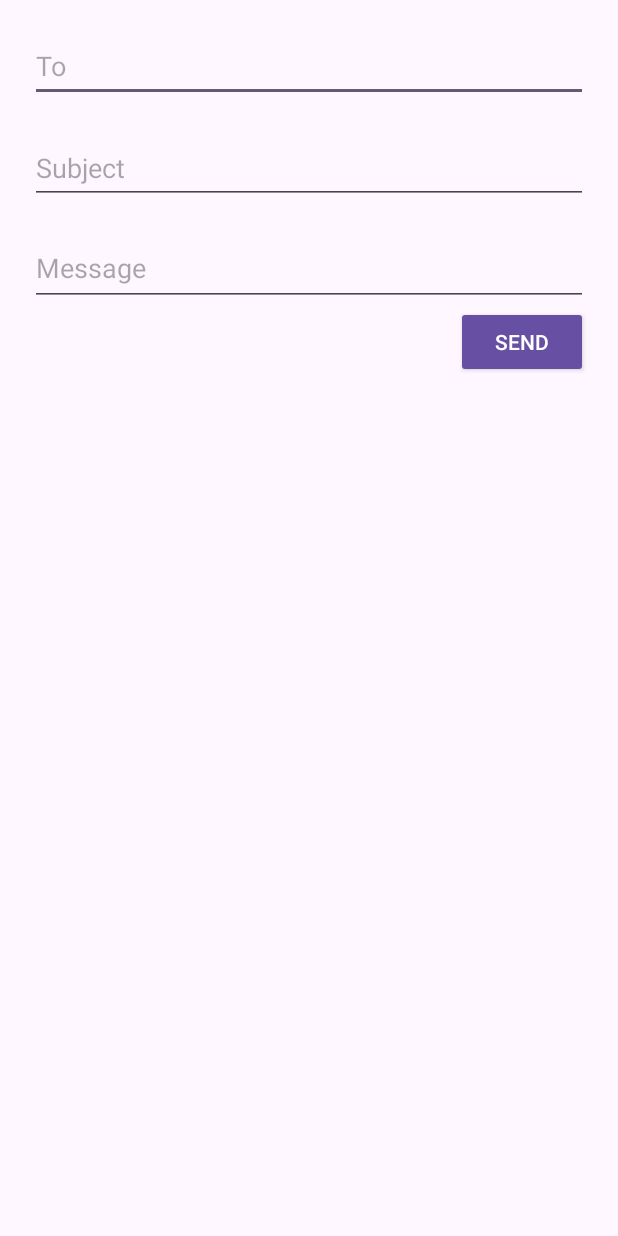
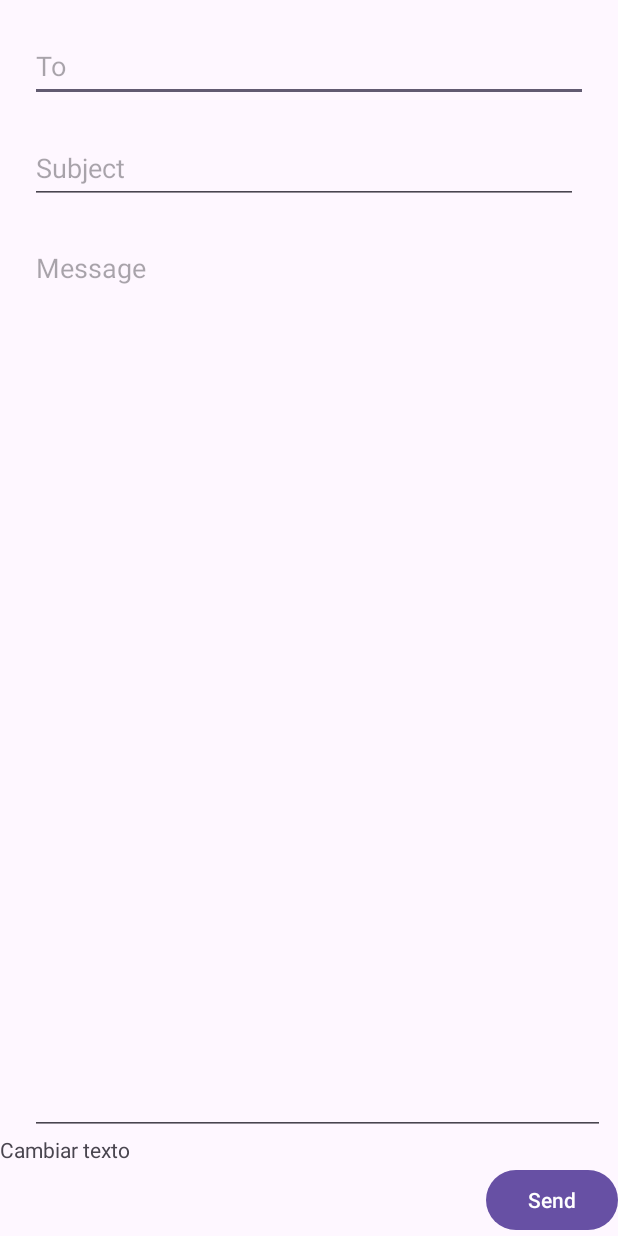
Before and after one commit to geanina19/HelloWorld, an Android app: the SendEmailActivity screen opened directly, with no data from a screen before it, on a phone screen of 412 x 824 dp. Run offline under Robolectric (Android 15) with nearby library versions, the phone set to English and light mode, and no system bars.

Commit message:
Modificado send email

```diff
--- a/app/src/main/AndroidManifest.xml
+++ b/app/src/main/AndroidManifest.xml
@@ -14,13 +14,13 @@
         tools:targetApi="31">
         <activity
             android:name=".DisplayStudentActivity"
-            android:exported="false" />
+            android:exported="true" />
         <activity
             android:name=".StudentActivity"
-            android:exported="false" />
+            android:exported="true" />
         <activity
             android:name=".SendEmailActivity"
-            android:exported="false" />
+            android:exported="true" />
         <activity
             android:name=".TextViewActivity"
             android:exported="true" />
--- a/app/src/main/java/com/example/helloworld/SendEmailActivity.kt
+++ b/app/src/main/java/com/example/helloworld/SendEmailActivity.kt
@@ -8,9 +8,15 @@ class SendEmailActivity : AppCompatActivity() {
 
     private lateinit var binding: ActivitySendEmailBinding
 
+    private var contador = 0
     override fun onCreate(savedInstanceState: Bundle?) {
         super.onCreate(savedInstanceState)
         binding = ActivitySendEmailBinding.inflate(layoutInflater)
         setContentView(binding.root)
+
+        binding.enviarButton.setOnClickListener {
+            contador++
+            binding.prueba.text = contador.toString()
+        }
     }
 }
--- a/app/src/main/res/layout/activity_send_email.xml
+++ b/app/src/main/res/layout/activity_send_email.xml
@@ -1,9 +1,10 @@
 <?xml version="1.0" encoding="utf-8"?>
-<androidx.constraintlayout.widget.ConstraintLayout xmlns:android="http://schemas.android.com/apk/res/android"
+<LinearLayout xmlns:android="http://schemas.android.com/apk/res/android"
     xmlns:app="http://schemas.android.com/apk/res-auto"
     xmlns:tools="http://schemas.android.com/tools"
     android:layout_width="match_parent"
     android:layout_height="match_parent"
+    android:orientation="vertical"
     tools:context=".SendEmailActivity">
 
     <EditText
@@ -16,44 +17,46 @@
         android:ems="10"
         android:hint="To"
         android:inputType="text"
-        android:minHeight="48dp"
-        app:layout_constraintEnd_toEndOf="parent"
-        app:layout_constraintStart_toStartOf="parent"
-        app:layout_constraintTop_toTopOf="parent" />
+        android:minHeight="48dp" />
 
     <EditText
         android:id="@+id/asuntoEditText"
-        android:layout_width="0dp"
+        android:layout_width="365dp"
         android:layout_height="wrap_content"
+        android:layout_gravity="center_vertical"
+        android:layout_marginStart="20dp"
         android:layout_marginTop="20dp"
+        android:layout_marginEnd="20dp"
         android:ems="10"
+        android:gravity="center_vertical"
         android:hint="Subject"
         android:inputType="text"
-        android:minHeight="48dp"
-        app:layout_constraintEnd_toEndOf="@+id/editTextText"
-        app:layout_constraintStart_toStartOf="@+id/editTextText"
-        app:layout_constraintTop_toBottomOf="@+id/editTextText" />
+        android:minHeight="48dp" />
 
     <EditText
         android:id="@+id/mensaje"
-        android:layout_width="0dp"
+        android:layout_width="383dp"
         android:layout_height="wrap_content"
+        android:layout_marginStart="20dp"
         android:layout_marginTop="20dp"
+        android:layout_marginEnd="20dp"
+        android:layout_weight="1"
         android:ems="10"
         android:gravity="start|top"
         android:hint="Message"
         android:inputType="textMultiLine"
-        android:minHeight="48dp"
-        app:layout_constraintEnd_toEndOf="@+id/asuntoEditText"
-        app:layout_constraintStart_toStartOf="@+id/asuntoEditText"
-        app:layout_constraintTop_toBottomOf="@+id/asuntoEditText" />
+        android:minHeight="48dp" />
+
+    <TextView
+        android:id="@+id/prueba"
+        android:layout_width="match_parent"
+        android:layout_height="wrap_content"
+        android:text="Cambiar texto" />
 
     <Button
-        android:id="@+id/button"
-        style="@style/Widget.AppCompat.Button"
+        android:id="@+id/enviarButton"
         android:layout_width="wrap_content"
         android:layout_height="wrap_content"
-        android:text="Send"
-        app:layout_constraintEnd_toEndOf="@+id/mensaje"
-        app:layout_constraintTop_toBottomOf="@+id/mensaje" />
-</androidx.constraintlayout.widget.ConstraintLayout>
+        android:layout_gravity="end"
+        android:text="Send" />
+</LinearLayout>
--- a/app/src/main/res/layout/activity_text_view.xml
+++ b/app/src/main/res/layout/activity_text_view.xml
@@ -18,5 +18,9 @@
         android:layout_width="wrap_content"
         android:layout_height="wrap_content"
         android:layout_weight="0"
-        android:text="Nombre y apellidos" />
+        android:fontFamily="casual"
+        android:text="Nombre y apellidos"
+        android:textAllCaps="false"
+        android:textColor="@color/design_default_color_error"
+        android:textSize="24sp" />
 </LinearLayout>
```
